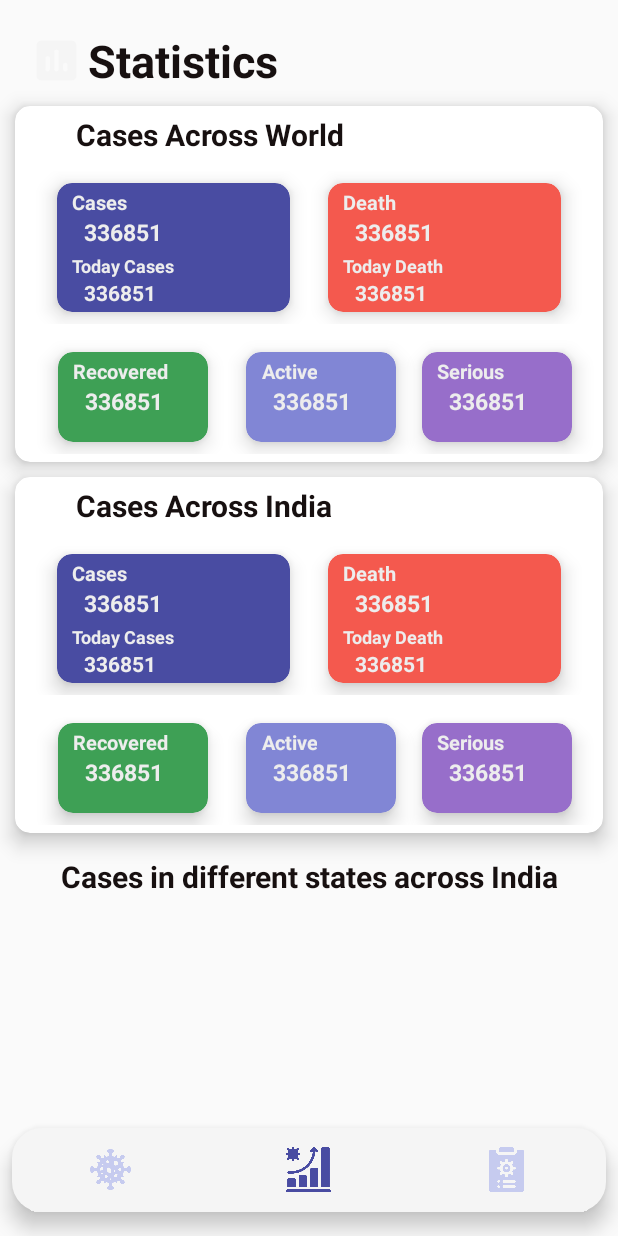
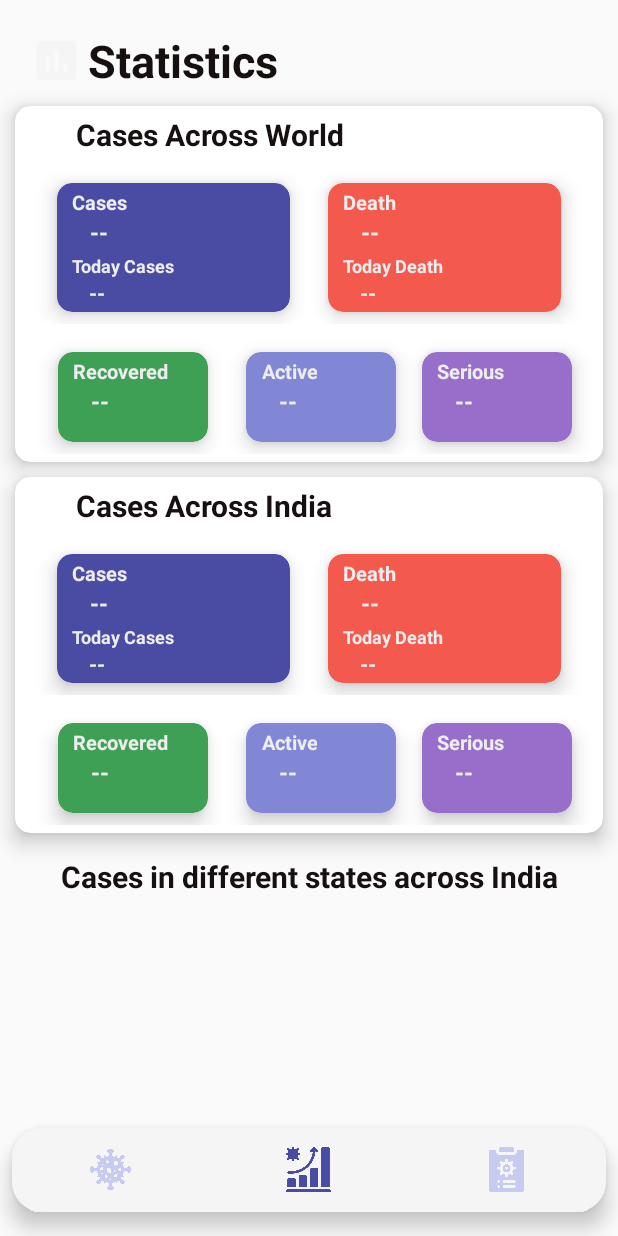
Before and after one commit to Maneet-Sri2001/COVID, an Android app: the screen it shows after launch (MainActivity), item 2 of the bottom bar chosen, on a phone screen of 412 x 824 dp. Run offline under Robolectric (Android 15) with nearby library versions, the phone set to English and light mode, and no system bars; our stand-ins replace Volley; libraries missing offline, so code that uses them is left out: com.leo.simplearcloader; network calls fail.

Commit message:
4th Commit

```diff
--- a/app/src/main/java/com/example/covid/Statictics.java
+++ b/app/src/main/java/com/example/covid/Statictics.java
@@ -21,6 +21,7 @@ import com.android.volley.Response;
 import com.android.volley.VolleyError;
 import com.android.volley.toolbox.StringRequest;
 import com.android.volley.toolbox.Volley;
+import com.leo.simplearcloader.SimpleArcLoader;
 
 import org.json.JSONArray;
 import org.json.JSONException;
--- a/app/src/main/res/layout/fragment_statictics.xml
+++ b/app/src/main/res/layout/fragment_statictics.xml
@@ -88,7 +88,7 @@
                                 android:layout_height="wrap_content"
                                 android:layout_marginStart="18dp"
                                 android:gravity="center"
-                                android:text="336851"
+                                android:text=" --"
                                 android:textColor="@color/textP"
                                 android:textSize="15sp"
                                 android:textStyle="bold" />
@@ -111,7 +111,7 @@
                                 android:layout_marginStart="18dp"
                                 android:layout_marginBottom="3dp"
                                 android:gravity="center"
-                                android:text="336851"
+                                android:text=" -- "
                                 android:textColor="@color/textP"
                                 android:textSize="14sp"
                                 android:textStyle="bold" />
@@ -151,7 +151,7 @@
                                 android:layout_width="wrap_content"
                                 android:layout_height="wrap_content"
                                 android:layout_marginStart="18dp"
-                                android:text="336851"
+                                android:text=" --"
                                 android:textColor="@color/textP"
                                 android:textSize="15sp"
                                 android:textStyle="bold" />
@@ -172,7 +172,7 @@
                                 android:layout_height="wrap_content"
                                 android:layout_marginStart="18dp"
                                 android:layout_marginBottom="3dp"
-                                android:text="336851"
+                                android:text=" -- "
                                 android:textColor="@color/textP"
                                 android:textSize="14sp"
                                 android:textStyle="bold" />
@@ -220,7 +220,7 @@
                                 android:layout_height="wrap_content"
                                 android:layout_marginStart="18dp"
                                 android:gravity="center"
-                                android:text="336851"
+                                android:text=" -- "
                                 android:textColor="@color/textP"
                                 android:textSize="15sp"
                                 android:textStyle="bold" />
@@ -261,7 +261,7 @@
                                 android:layout_height="wrap_content"
                                 android:layout_marginStart="18dp"
                                 android:gravity="center"
-                                android:text="336851"
+                                android:text=" -- "
                                 android:textColor="@color/textP"
                                 android:textSize="15sp"
                                 android:textStyle="bold" />
@@ -300,7 +300,7 @@
                                 android:layout_width="wrap_content"
                                 android:layout_height="wrap_content"
                                 android:layout_marginStart="18dp"
-                                android:text="336851"
+                                android:text=" -- "
                                 android:textColor="@color/textP"
                                 android:textSize="15sp"
                                 android:textStyle="bold" />
@@ -375,7 +375,7 @@
                                 android:layout_height="wrap_content"
                                 android:layout_marginStart="18dp"
                                 android:gravity="center"
-                                android:text="336851"
+                                android:text=" -- "
                                 android:textColor="@color/textP"
                                 android:textSize="15sp"
                                 android:textStyle="bold" />
@@ -398,7 +398,7 @@
                                 android:layout_marginStart="18dp"
                                 android:layout_marginBottom="3dp"
                                 android:gravity="center"
-                                android:text="336851"
+                                android:text=" -- "
                                 android:textColor="@color/textP"
                                 android:textSize="14sp"
                                 android:textStyle="bold" />
@@ -438,7 +438,7 @@
                                 android:layout_width="wrap_content"
                                 android:layout_height="wrap_content"
                                 android:layout_marginStart="18dp"
-                                android:text="336851"
+                                android:text=" -- "
                                 android:textColor="@color/textP"
                                 android:textSize="15sp"
                                 android:textStyle="bold" />
@@ -459,7 +459,7 @@
                                 android:layout_height="wrap_content"
                                 android:layout_marginStart="18dp"
                                 android:layout_marginBottom="3dp"
-                                android:text="336851"
+                                android:text=" -- "
                                 android:textColor="@color/textP"
                                 android:textSize="14sp"
                                 android:textStyle="bold" />
@@ -507,7 +507,7 @@
                                 android:layout_height="wrap_content"
                                 android:layout_marginStart="18dp"
                                 android:gravity="center"
-                                android:text="336851"
+                                android:text=" -- "
                                 android:textColor="@color/textP"
                                 android:textSize="15sp"
                                 android:textStyle="bold" />
@@ -548,7 +548,7 @@
                                 android:layout_height="wrap_content"
                                 android:layout_marginStart="18dp"
                                 android:gravity="center"
-                                android:text="336851"
+                                android:text=" -- "
                                 android:textColor="@color/textP"
                                 android:textSize="15sp"
                                 android:textStyle="bold" />
@@ -587,7 +587,7 @@
                                 android:layout_width="wrap_content"
                                 android:layout_height="wrap_content"
                                 android:layout_marginStart="18dp"
-                                android:text="336851"
+                                android:text=" -- "
                                 android:textColor="@color/textP"
                                 android:textSize="15sp"
                                 android:textStyle="bold" />
@@ -617,6 +617,7 @@
             android:layout_gravity="top"
             android:layout_marginTop="8dp" />
 
+
         <View
             android:layout_width="match_parent"
             android:layout_height="70dp" />
```
